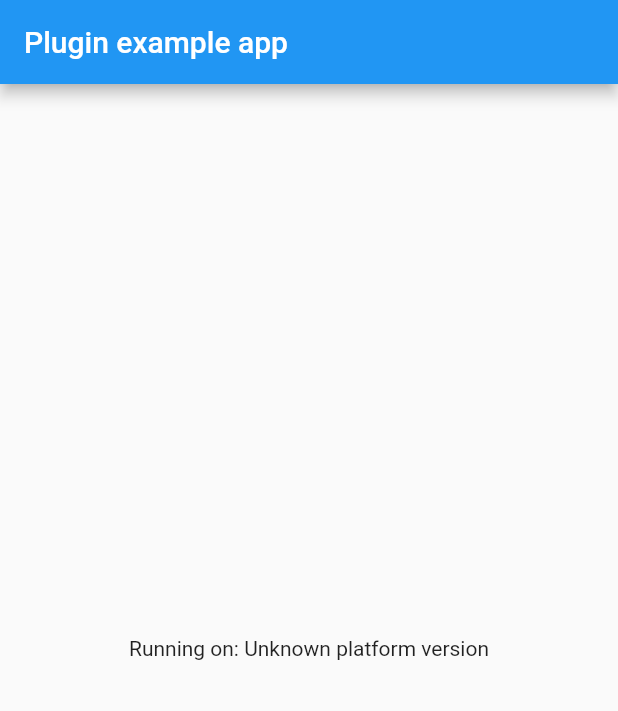
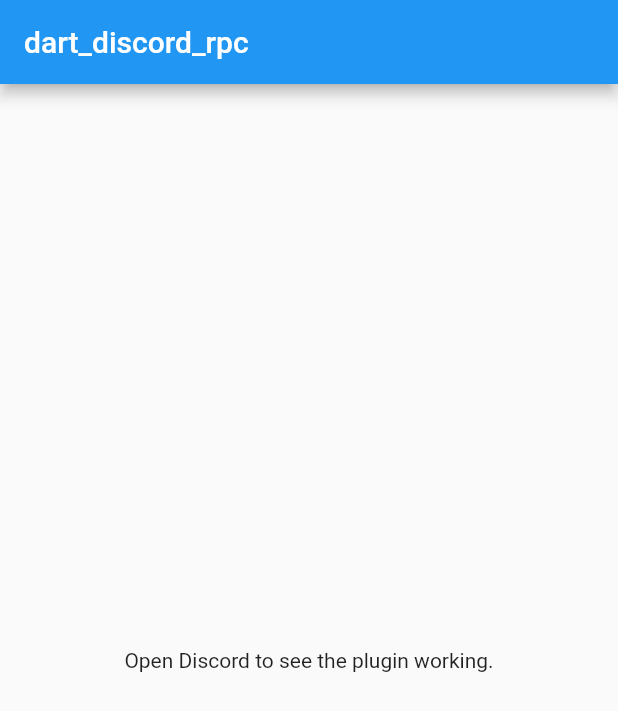
Before and after one commit to alexmercerind/dart_discord_rpc, a Flutter app: the screen it shows after launch, on a phone screen of 412 x 824 dp. Shown: the top 711 px of the screen. Run offline on Flutter 3.47's test engine with Material 2 defaults, Android fonts, the phone set to English and light mode, and no system bars; missing offline and left inert: dart:ffi; statements that could not run were skipped.

Commit message:
👌 Add Windows plugin

````diff
--- a/example/lib/main.dart
+++ b/example/lib/main.dart
@@ -1,10 +1,8 @@
 import 'package:flutter/material.dart';
-import 'dart:async';
-
-import 'package:flutter/services.dart';
 import 'package:dart_discord_rpc/dart_discord_rpc.dart';
 
 void main() {
+  DiscordRPC.initialize();
   runApp(MyApp());
 }
 
@@ -14,34 +12,25 @@ class MyApp extends StatefulWidget {
 }
 
 class _MyAppState extends State<MyApp> {
-  String _platformVersion = 'Unknown';
+  DiscordRPC discord = DiscordRPC(
+    applicationId: '877853131025809438',
+  );
 
   @override
   void initState() {
     super.initState();
-    initPlatformState();
-  }
-
-  // Platform messages are asynchronous, so we initialize in an async method.
-  Future<void> initPlatformState() async {
-    String platformVersion;
-    // Platform messages may fail, so we use a try/catch PlatformException.
-    // We also handle the message potentially returning null.
-    try {
-      platformVersion =
-          await DartDiscordRpc.platformVersion ?? 'Unknown platform version';
-    } on PlatformException {
-      platformVersion = 'Failed to get platform version.';
-    }
-
-    // If the widget was removed from the tree while the asynchronous platform
-    // message was in flight, we want to discard the reply rather than calling
-    // setState to update our non-existent appearance.
-    if (!mounted) return;
-
-    setState(() {
-      _platformVersion = platformVersion;
-    });
+    discord.start(autoRegister: true);
+    discord.updatePresence(
+      DiscordPresence(
+        state: 'Discord Rich Presence from Dart. 🎯',
+        details: 'github.com/alexmercerind/dart_discord_rpc',
+        startTimeStamp: DateTime.now().millisecondsSinceEpoch,
+        largeImageKey: 'large_image',
+        largeImageText: 'This text describes the large image.',
+        smallImageKey: 'small_image',
+        smallImageText: 'This text describes the small image.',
+      ),
+    );
   }
 
   @override
@@ -49,10 +38,10 @@ class _MyAppState extends State<MyApp> {
     return MaterialApp(
       home: Scaffold(
         appBar: AppBar(
-          title: const Text('Plugin example app'),
+          title: const Text('dart_discord_rpc'),
         ),
         body: Center(
-          child: Text('Running on: $_platformVersion\n'),
+          child: Text('Open Discord to see the plugin working.'),
         ),
       ),
     );
--- a/lib/dart_discord_rpc.dart
+++ b/lib/dart_discord_rpc.dart
@@ -1,14 +1,64 @@
+// ignore_for_file: implementation_imports
+import 'dart:io';
+import 'dart:ffi';
+import 'package:dart_discord_rpc_ffi/src/ffi.dart';
+import 'package:path/path.dart' as path;
+import 'package:dart_discord_rpc_ffi/dart_discord_rpc_ffi.dart' as FFI;
+export 'package:dart_discord_rpc_ffi/dart_discord_rpc_ffi.dart' hide DiscordRPC;
 
-import 'dart:async';
+/// ## Discord Rich Presence for Dart & Flutter.
+///
+/// For integrating Discord Rich Presence into your application or game, you must create an
+/// application at [Discord Developer Portal](https://discord.com/developers/applications).
+///
+/// Initialize the plugin.
+/// ```dart
+/// void main() {
+///   DiscordRPC.initialize();
+///   runApp(MyApp());
+/// }
+/// ```
+///
+/// Example
+///
+/// ```dart
+/// DiscordRPC discord = DiscordRPC(
+///   applicationId: '877853131025809438',
+/// );
+/// discord.start(autoRegister: true);
+/// discord.updatePresence(
+///   DiscordPresence(
+///     state: 'Discord Rich Presence from Dart. 🎯',
+///     details: 'github.com/alexmercerind/dart_discord_rpc',
+///     startTimeStamp: DateTime.now().millisecondsSinceEpoch,
+///     largeImageKey: 'large_image',
+///     largeImageText: 'This text describes the large image.',
+///     smallImageKey: 'small_image',
+///     smallImageText: 'This text describes the small image.',
+///   ),
+/// );
+/// ```
+///
+class DiscordRPC extends FFI.DiscordRPC {
+  DiscordRPC({required String applicationId, String? steamId})
+      : super(applicationId: applicationId, steamId: steamId);
 
-import 'package:flutter/services.dart';
-
-class DartDiscordRpc {
-  static const MethodChannel _channel =
-      const MethodChannel('dart_discord_rpc');
-
-  static Future<String?> get platformVersion async {
-    final String? version = await _channel.invokeMethod('getPlatformVersion');
-    return version;
+  /// Initializes the plugin.
+  ///
+  /// ```dart
+  /// void main() {
+  ///   DiscordRPC.initialize();
+  ///   runApp(MyApp());
+  /// }
+  /// ```
+  ///
+  static void initialize() {
+    if (Platform.isWindows) {
+      final libraryPath = path.join(
+          path.dirname(Platform.resolvedExecutable), 'dart_discord_rpc.dll');
+      dynamicLibrary = DynamicLibrary.open(libraryPath);
+      DiscordRPCFFI.initialize(
+          NativeApi.postCObject, receiver.sendPort.nativePort);
+    }
   }
 }
````
Also changed, not shown: example/pubspec.lock, 3 other files.
